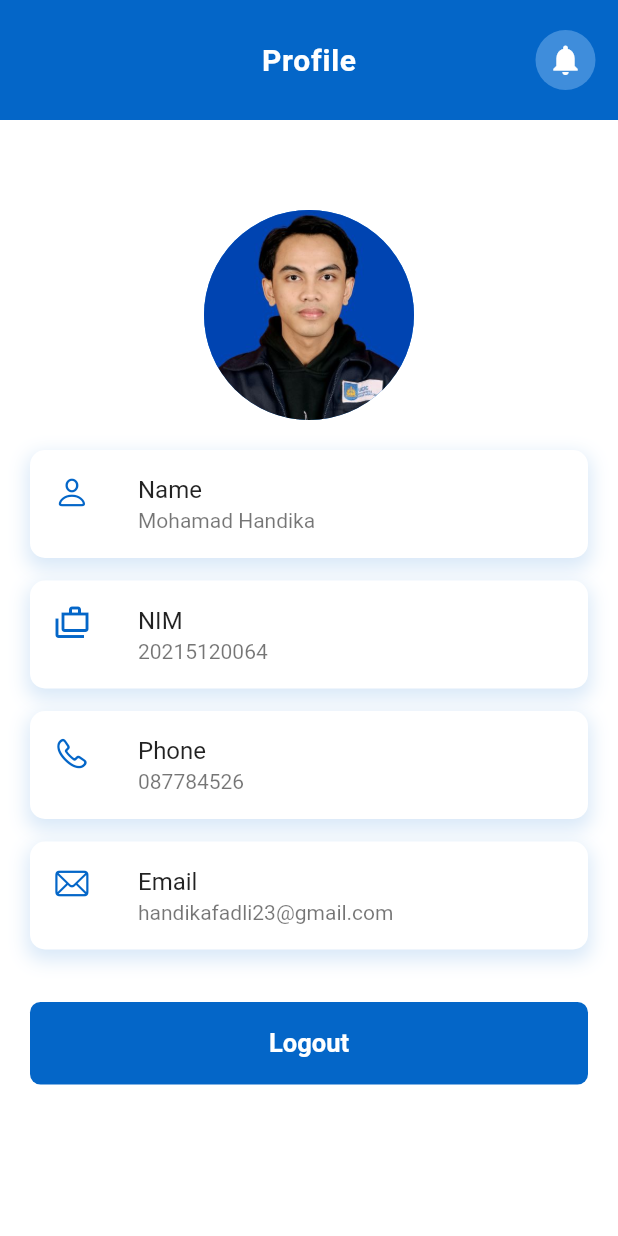
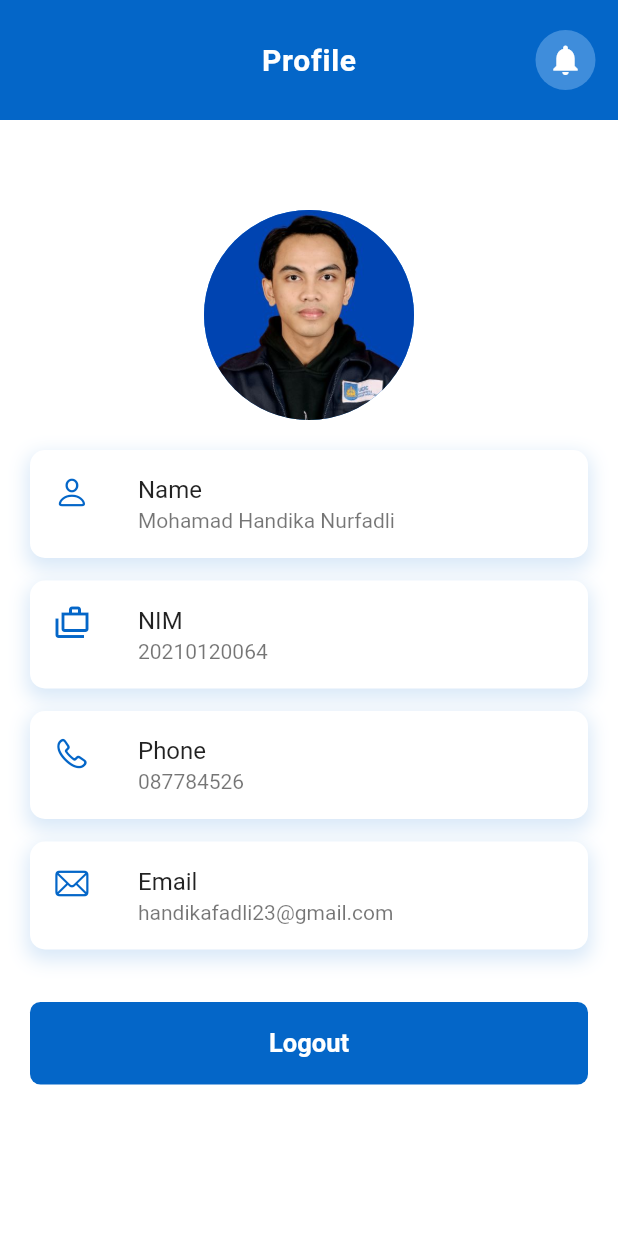
Before and after one commit to handikaFadli/UAS_Mobile_Programming_20210120064, a Flutter app: the ProfileScreen screen opened by its route, on a phone screen of 412 x 824 dp. Run offline on Flutter 3.47's test engine with Material 2 defaults, Android fonts, the phone set to English and light mode, and no system bars; our stand-ins replace flutter_svg; Roboto replaces fonts that are missing (SF-Pro-Text).

Commit message:
memodifikasi ProfileScreen

```diff
--- a/lib/screens/profile_screen.dart
+++ b/lib/screens/profile_screen.dart
@@ -41,9 +41,10 @@ class ProfileScreen extends StatelessWidget {
               backgroundImage: AssetImage('assets/images/profile.jpg'),
             ),
             const SizedBox(height: 20),
-            itemProfile('Name', 'Mohamad Handika', CupertinoIcons.person),
+            itemProfile(
+                'Name', 'Mohamad Handika Nurfadli', CupertinoIcons.person),
             const SizedBox(height: 15),
-            itemProfile('NIM', '20215120064', Icons.cases_outlined),
+            itemProfile('NIM', '20210120064', Icons.cases_outlined),
             const SizedBox(height: 15),
             itemProfile('Phone', '087784526', CupertinoIcons.phone),
             const SizedBox(height: 15),
```
